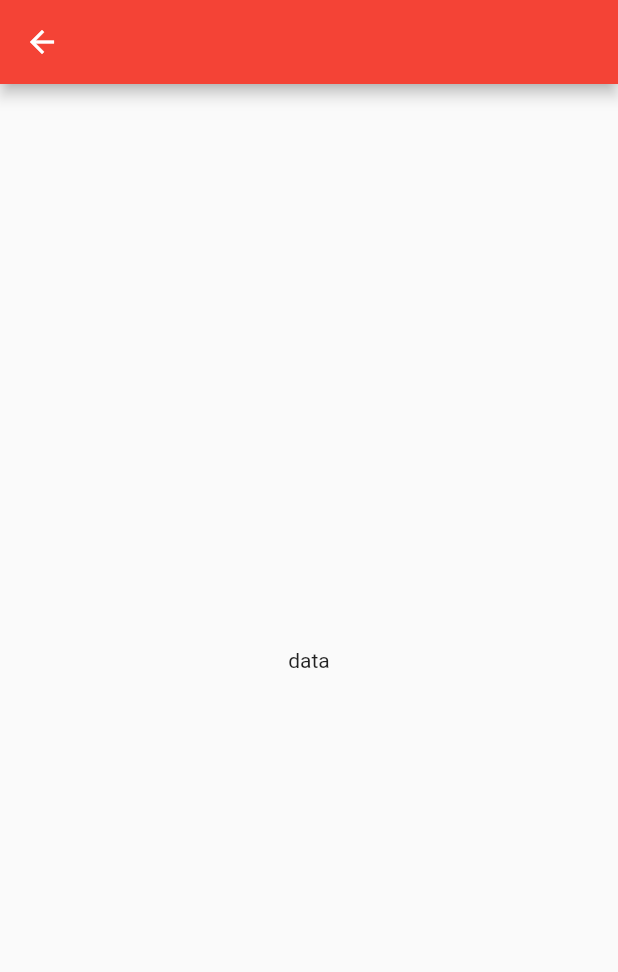
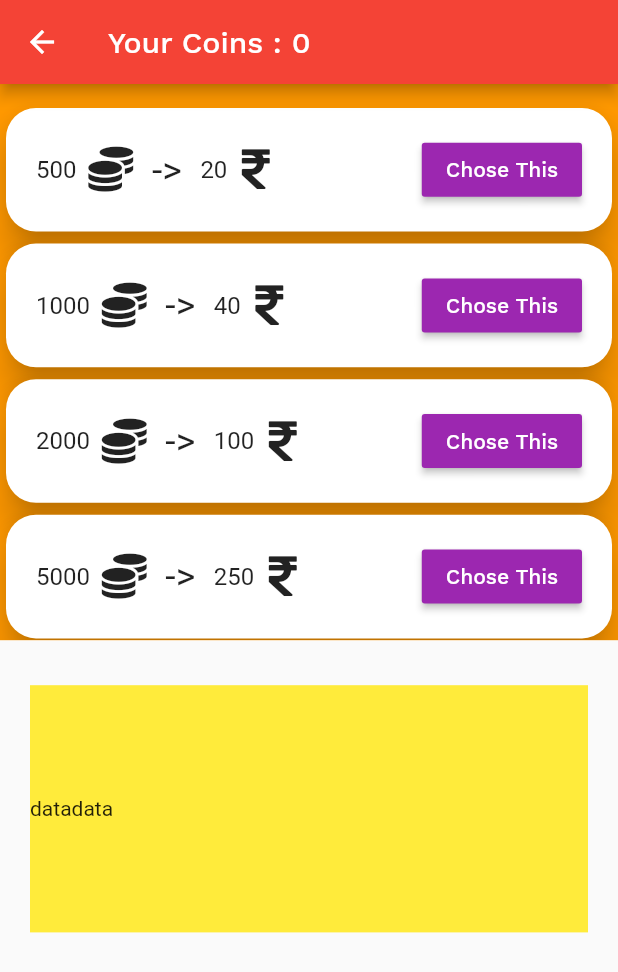
Before and after one commit to saurabhguptarock/Earn-Money, a Flutter app: the TransferMoney screen opened by its route, on a phone screen of 412 x 824 dp. Shown: the top 972 px of the screen. Run offline on Flutter 3.47's test engine with Material 2 defaults, Android fonts, the phone set to English and light mode, and no system bars; our stand-ins replace font_awesome_flutter, shared_preferences; missing offline and left inert: firebase_admob; accounts and stored records are empty.

Commit message:
Made Transfer Page

```diff
--- a/lib/main.dart
+++ b/lib/main.dart
@@ -14,7 +14,6 @@ class MyApp extends StatelessWidget {
         primarySwatch: Colors.red,
       ),
       routes: <String, WidgetBuilder>{
-        '/home': (BuildContext context) => HomePage(),
         '/transfer': (BuildContext context) => TransferMoney(),
       },
       home: MyHomePage(),
--- a/lib/pages/home_page.dart
+++ b/lib/pages/home_page.dart
@@ -81,7 +81,7 @@ class _HomePageState extends State<HomePage> {
       adUnitId: RewardedVideoAd.testAdUnitId,
       targetingInfo: mobileAdTargetingInfo,
     );
-    Timer(Duration(seconds: 2), () => RewardedVideoAd.instance.show());
+    Timer(Duration(seconds: 3), () => RewardedVideoAd.instance.show());
     RewardedVideoAd.instance.listener =
         (RewardedVideoAdEvent event, {String rewardType, int rewardAmount}) {
       if (event == RewardedVideoAdEvent.rewarded) {
@@ -123,7 +123,7 @@ class _HomePageState extends State<HomePage> {
       body: Container(
         width: MediaQuery.of(context).size.width,
         height: MediaQuery.of(context).size.height * .5,
-        color: Colors.yellow,
+        color: Colors.orange,
         child: Column(
           mainAxisAlignment: MainAxisAlignment.spaceEvenly,
           children: <Widget>[
--- a/lib/pages/transfer_money.dart
+++ b/lib/pages/transfer_money.dart
@@ -1,4 +1,9 @@
 import 'package:flutter/material.dart';
+import 'package:shared_preferences/shared_preferences.dart';
+import 'package:font_awesome_flutter/font_awesome_flutter.dart';
+
+int coins = 0;
+SharedPreferences prefs;
 
 class TransferMoney extends StatefulWidget {
   @override
@@ -6,13 +11,135 @@ class TransferMoney extends StatefulWidget {
 }
 
 class _TransferMoneyState extends State<TransferMoney> {
+  checkCoins() async {
+    prefs = await SharedPreferences.getInstance();
+    var coin = prefs.getInt("coins") ?? 0;
+    setState(() {
+      coins = coin;
+    });
+  }
+
+  @override
+  void initState() {
+    super.initState();
+    checkCoins();
+  }
+
   @override
   Widget build(BuildContext context) {
     return Scaffold(
-      appBar: AppBar(),
-      body: Center(
-        child: Text('data'),
+      appBar: AppBar(
+        title: Text(
+          'Your Coins : $coins',
+          style: TextStyle(
+              color: Colors.white, fontSize: 20, fontFamily: 'WorkSansMedium'),
+        ),
+      ),
+      body: Column(
+        children: <Widget>[
+          Container(
+            width: MediaQuery.of(context).size.width,
+            height: MediaQuery.of(context).size.height * 0.45,
+            color: Colors.orange,
+            child: ListView(
+              padding: EdgeInsets.only(top: 12, bottom: 12),
+              children: <Widget>[
+                Plan('500', '20'),
+                Plan('1000', '40'),
+                Plan('2000', '100'),
+                Plan('5000', '250'),
+                Plan('8000', '400'),
+                Plan('10000', '500'),
+              ],
+            ),
+          ),
+          Padding(
+            padding: EdgeInsets.only(top: 30, left: 20, right: 20),
+            child: Container(
+              height: MediaQuery.of(context).size.height * 0.2,
+              color: Colors.yellow,
+              child: Row(
+                children: <Widget>[
+                  Text('data'),
+                  Text('data'),
+                ],
+              ),
+            ),
+          ),
+        ],
       ),
     );
   }
 }
+
+class Plan extends StatelessWidget {
+  final String coins;
+  final String price;
+  Plan(this.coins, this.price);
+
+  @override
+  Widget build(BuildContext context) {
+    return Card(
+      shape: RoundedRectangleBorder(
+        borderRadius: BorderRadius.all(
+          Radius.circular(20),
+        ),
+      ),
+      elevation: 10,
+      child: Container(
+        decoration: BoxDecoration(
+          borderRadius: BorderRadius.all(
+            Radius.circular(20),
+          ),
+        ),
+        width: MediaQuery.of(context).size.width - 200,
+        height: MediaQuery.of(context).size.height * .1,
+        child: Padding(
+          padding: EdgeInsets.only(left: 20, right: 20),
+          child: Row(
+            mainAxisAlignment: MainAxisAlignment.spaceBetween,
+            children: <Widget>[
+              FittedBox(
+                child: Container(
+                  child: Row(
+                    children: <Widget>[
+                      Text(
+                        '$coins  ',
+                        style: TextStyle(fontSize: 16),
+                      ),
+                      Icon(
+                        FontAwesomeIcons.coins,
+                        size: 30,
+                      ),
+                      Text(
+                        '  ->  ',
+                        style: TextStyle(fontSize: 25),
+                      ),
+                      Text(
+                        '$price ',
+                        style: TextStyle(fontSize: 16),
+                      ),
+                      Icon(
+                        FontAwesomeIcons.rupeeSign,
+                        size: 30,
+                      ),
+                    ],
+                  ),
+                ),
+              ),
+              RaisedButton(
+                color: Colors.purple,
+                child: Text(
+                  'Chose This',
+                  style: TextStyle(
+                      color: Colors.white, fontFamily: 'WorkSansMedium'),
+                ),
+                onPressed: () {},
+              ),
+            ],
+          ),
+        ),
+      ),
+    );
+  }
+}
```
